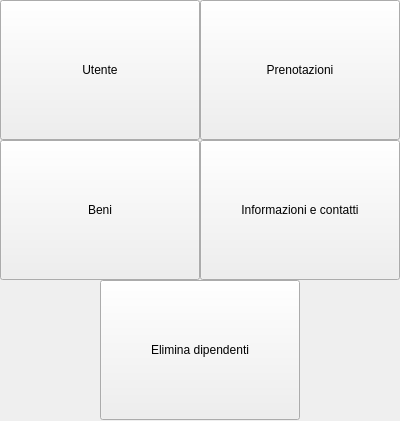
First picture: the form in UI/VistaHomeDirettore.ui, repository Pryce22/Museum-Management-System-2023, before the edit.
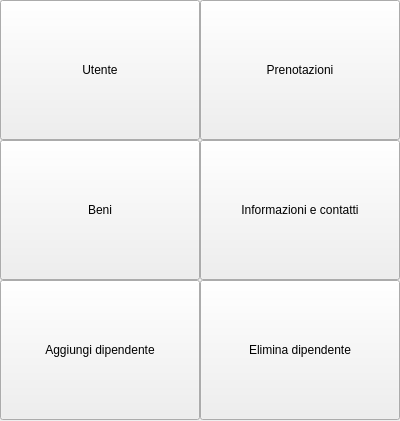
Second picture: the form after the edit.

Commit message: Diversa pagien gestione utente (direttore, dipendente, cliente) Ad inizio programma stampa nel terminale il tipo di account

What changed in the file:
```diff
--- a/UI/VistaHomeDirettore.ui
+++ b/UI/VistaHomeDirettore.ui
@@ -68,14 +68,27 @@
   <widget class="QPushButton" name="pushButton_5">
    <property name="geometry">
     <rect>
-     <x>100</x>
+     <x>200</x>
      <y>280</y>
      <width>200</width>
      <height>140</height>
     </rect>
    </property>
    <property name="text">
-    <string>Elimina dipendenti</string>
+    <string>Elimina dipendente</string>
+   </property>
+  </widget>
+  <widget class="QPushButton" name="pushButton_6">
+   <property name="geometry">
+    <rect>
+     <x>0</x>
+     <y>280</y>
+     <width>200</width>
+     <height>140</height>
+    </rect>
+   </property>
+   <property name="text">
+    <string>Aggiungi dipendente</string>
    </property>
   </widget>
  </widget>
```
Left out of the diff: 2 changed lines with no effect on the pictures. The commit also changes 10 other files.
